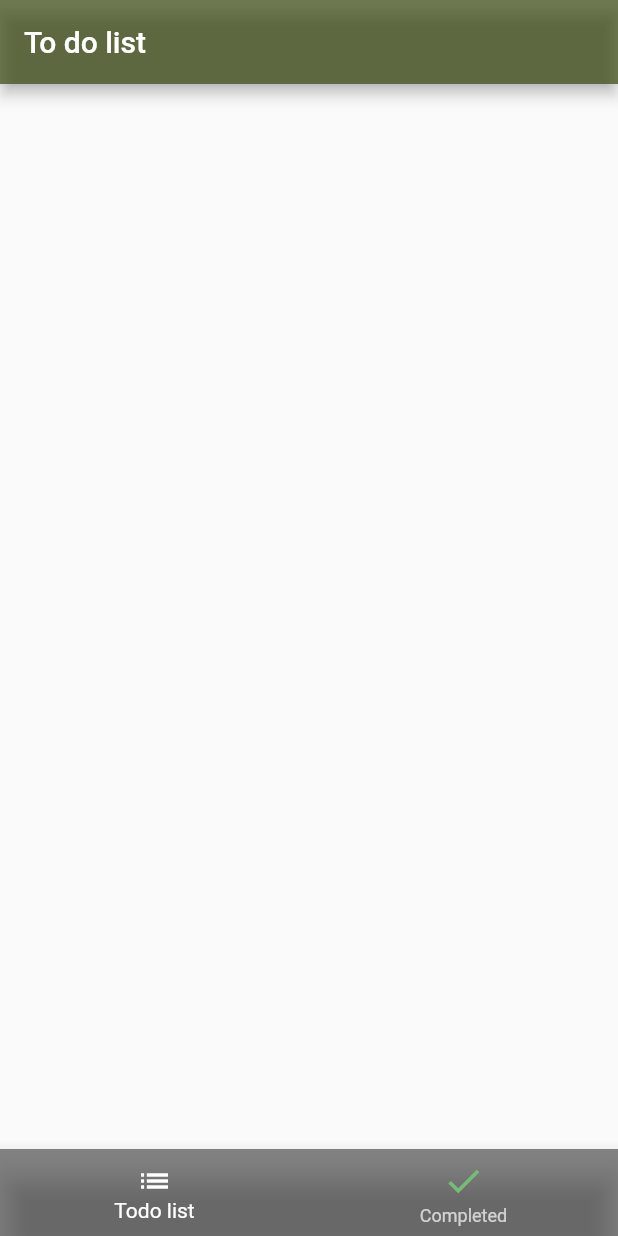
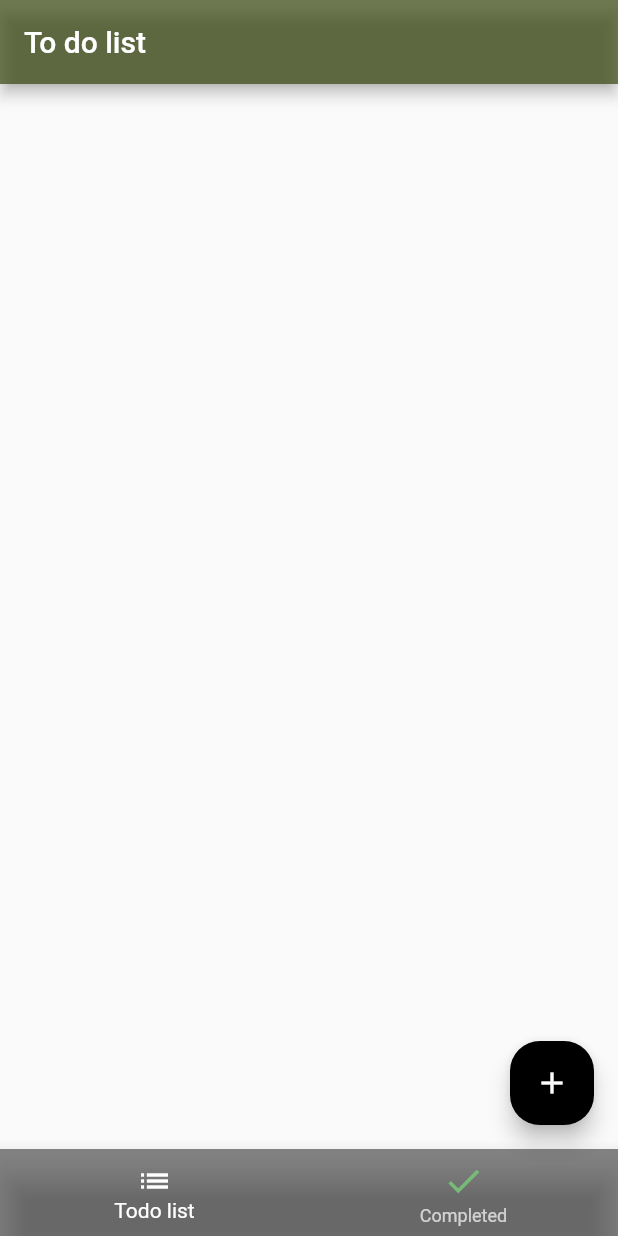
Before and after one commit to Isaaca11222/to_do_list, a Flutter app: the screen it shows after launch, on a phone screen of 412 x 824 dp. Run offline on Flutter 3.47's test engine with Material 2 defaults, Android fonts, the phone set to English and light mode, and no system bars.

Commit message:
Add FloatingActionButton

```diff
--- a/lib/pages/HomePage/home_page.dart
+++ b/lib/pages/HomePage/home_page.dart
@@ -1,4 +1,5 @@
 import 'package:flutter/material.dart';
+import 'package:to_do_list/widget/add_todo.dart';
 
 class HomePage extends StatefulWidget {
   const HomePage({
@@ -22,7 +23,7 @@ class _HomePageState extends State<HomePage> {
     return Scaffold(
       appBar: AppBar(
         title: const Text("To do list"),
-        backgroundColor: Color.fromARGB(185, 60, 75, 20),
+        backgroundColor: const Color.fromARGB(185, 60, 75, 20),
       ),
       bottomNavigationBar: BottomNavigationBar(
         backgroundColor: const Color.fromARGB(143, 44, 43, 43),
@@ -47,6 +48,19 @@ class _HomePageState extends State<HomePage> {
           ),
         ],
       ),
+      body: tabs[selectedIndex],
+      floatingActionButton: FloatingActionButton(
+        shape: RoundedRectangleBorder(
+          borderRadius: BorderRadius.circular(20),
+        ),
+        backgroundColor: Colors.black,
+        onPressed: () => showDialog(
+          builder: (context) => const AddTodoDialogWidget(),
+          context: context,
+          barrierDismissible: false,
+        ),
+        child: const Icon(Icons.add),
+      ),
     );
   }
 }
```
Also changed, not shown: lib/widget/add_todo.dart (added, +33 -0 lines).
